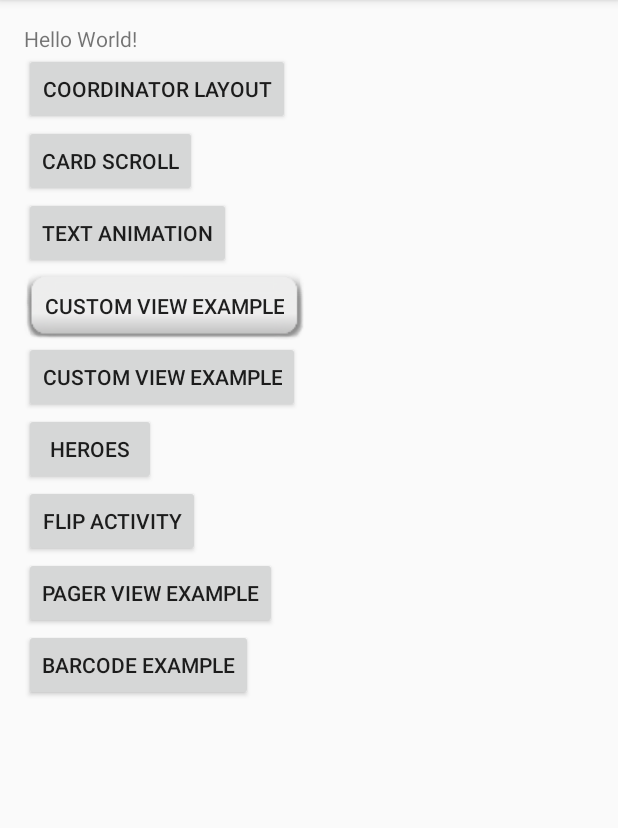
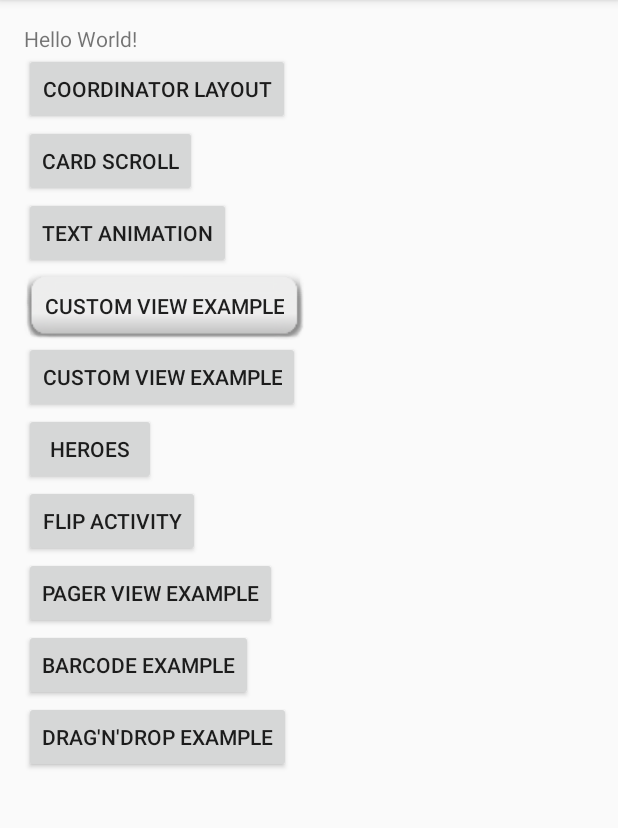
Before and after one commit to roman-nevr/MyExamples, an Android app: the screen it shows after launch (MainActivity), on a phone screen of 412 x 824 dp, the part 84-912 px from its top. Run offline under Robolectric (Android 15) with nearby library versions, the phone set to English and light mode, and no system bars.

Commit message:
drag n drop

```diff
--- a/app/src/main/AndroidManifest.xml
+++ b/app/src/main/AndroidManifest.xml
@@ -46,5 +46,7 @@
         </activity>
         <activity android:name=".BarCode">
         </activity>
+        <activity android:name=".DragNDropActivity">
+        </activity>
     </application>
 </manifest>
--- a/app/src/main/java/ru/rubicon/myexamples/MainActivity.java
+++ b/app/src/main/java/ru/rubicon/myexamples/MainActivity.java
@@ -10,7 +10,8 @@ import android.widget.Button;
 public class MainActivity extends AppCompatActivity {
 
     private Button btnCoordinator, btnBarCode;
-    private Button btnCardScroll, btnTextAnimation, btnCustomView, btnRememberWords, btnHero, btnFlip, btnPagerView;
+    private Button btnCardScroll, btnTextAnimation, btnCustomView, btnRememberWords,
+            btnHero, btnFlip, btnPagerView, btnDragNDrop;
 
 
     @Override
@@ -28,6 +29,7 @@ public class MainActivity extends AppCompatActivity {
         buttonSettings(btnFlip, R.id.btn_flip_activity, new FlipActivityOnClickListener());
         buttonSettings(btnPagerView, R.id.btn_pager_view, new PagerViewActivityOnClickListener());
         buttonSettings(btnBarCode, R.id.btn_barc_code, new BarCodeActivityOnClickListener());
+        buttonSettings(btnDragNDrop, R.id.btn_drag_n_drop, new DragNDropOnClickListener());
     }
 
     private void buttonSettings(Button btn, @IdRes int id, View.OnClickListener listener){
@@ -106,6 +108,13 @@ public class MainActivity extends AppCompatActivity {
         }
     }
 
+    private class DragNDropOnClickListener implements View.OnClickListener{
+        @Override public void onClick(View v) {
+            Intent intent = new Intent(MainActivity.this, DragNDropActivity.class);
+            startActivity(intent);
+        }
+    }
+
 
 
 }
--- a/app/src/main/res/layout/activity_main.xml
+++ b/app/src/main/res/layout/activity_main.xml
@@ -9,6 +9,15 @@
               android:paddingRight="@dimen/activity_horizontal_margin"
               android:paddingTop="@dimen/activity_vertical_margin"
               tools:context="ru.rubicon.myexamples.MainActivity">
+
+    <ScrollView
+        android:layout_width="match_parent"
+        android:layout_height="wrap_content">
+        <LinearLayout
+            android:layout_width="match_parent"
+            android:layout_height="wrap_content"
+            android:orientation="vertical"
+            >
 
             <TextView
                 android:id="@+id/textView"
@@ -88,5 +97,13 @@
                 android:layout_width="wrap_content"
                 android:layout_height="wrap_content"
                 android:text="BarCode example"/>
+            <Button
+                android:id="@+id/btn_drag_n_drop"
+                android:layout_width="wrap_content"
+                android:layout_height="wrap_content"
+                android:text="Drag'n'drop example"/>
+        </LinearLayout>
+    </ScrollView>
+
 
 </LinearLayout>
```
Also changed, not shown: app/src/main/java/ru/rubicon/myexamples/DragNDropActivity.java (added, +40 -0 lines), app/src/main/java/ru/rubicon/myexamples/adapters/BehavorTouchHelper.java (added, +44 -0 lines), app/src/main/java/ru/rubicon/myexamples/adapters/RecyclerViewBehaviorAdapter.java (added, +74 -0 lines), app/src/main/res/layout/recycler_view_behavior.xml (added, +13 -0 lines). Lines whose indentation alone changed are shown as unchanged.
